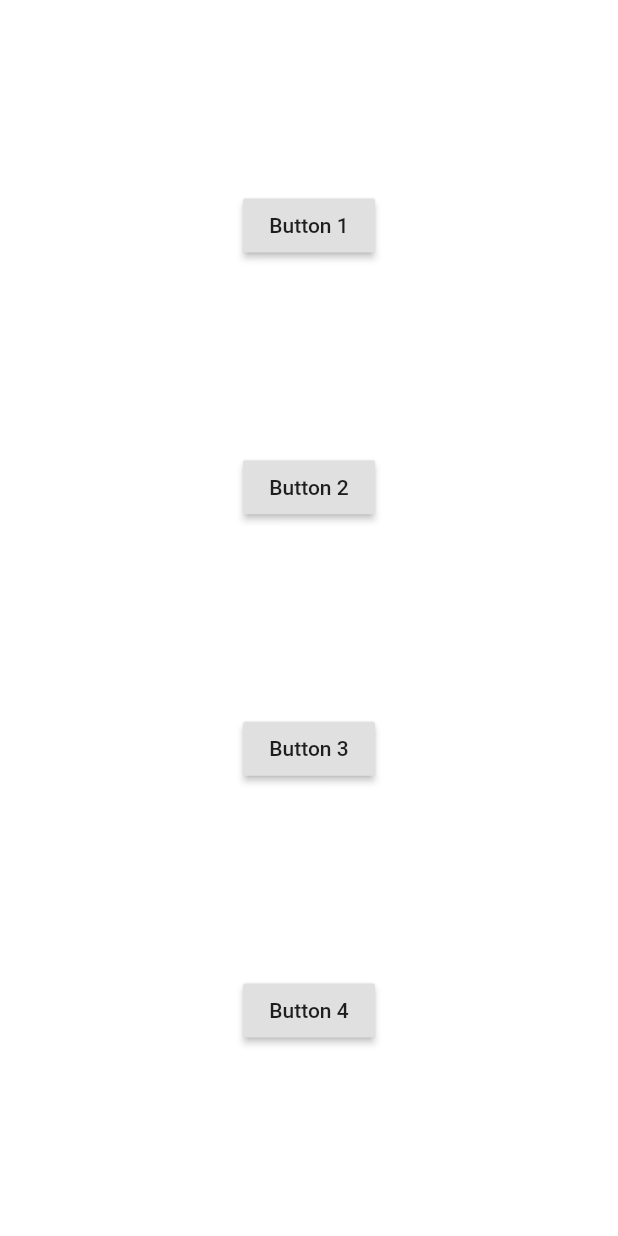
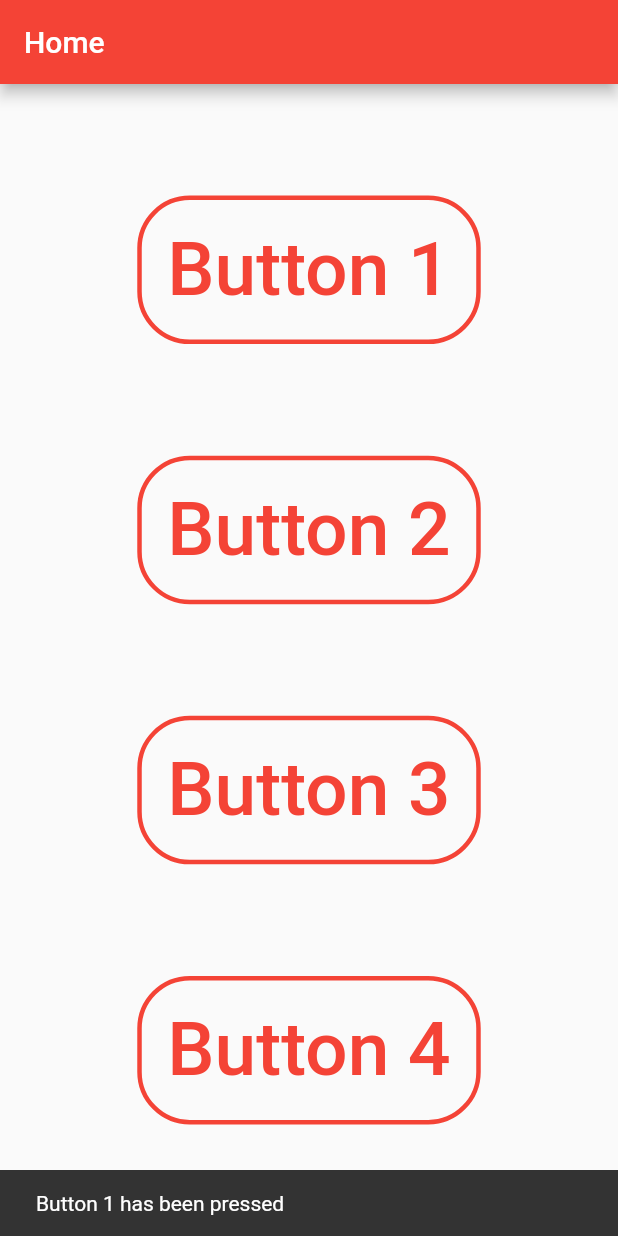
Before and after one commit to NL-Project/panthion, a Flutter app: the screen it shows after launch, after a tap on "Button 1", on a phone screen of 412 x 824 dp. Run offline on Flutter 3.47's test engine with Material 2 defaults, Android fonts, the phone set to English and light mode, and no system bars.

Commit message:
refactored class name, changed RaisedButton to FlatButton, added Scaffold and style

```diff
--- a/lib/main.dart
+++ b/lib/main.dart
@@ -1,32 +1,25 @@
 import 'package:flutter/material.dart';
 
-//INITIALIZING THE APP
+const String home = "Home";
 
-void main() => runApp(APP());
+void main() => runApp(Panthion());
 
-class APP extends StatelessWidget {
+class Panthion extends StatelessWidget {
   @override
   Widget build(BuildContext context) {
     return MaterialApp(
-      title: 'Flutter Demo',
+      title: 'Panthion',
       theme: ThemeData(
-        // This is the theme of your application.
-        //
-        // Try running your application with "flutter run". You'll see the
-        // application has a blue toolbar. Then, without quitting the app, try
-        // changing the primarySwatch below to Colors.green and then invoke
-        // "hot reload" (press "r" in the console where you ran "flutter run",
-        // or simply save your changes to "hot reload" in a Flutter IDE).
-        // Notice that the counter didn't reset back to zero; the application
-        // is not restarted.
-        primarySwatch: Colors.orange,
+        primarySwatch: Colors.red,
       ),
-      home: Home(),
+      home: Scaffold(
+          appBar: AppBar(
+            title: Text(home),
+          ),
+          body: Home()),
     );
   }
 }
-
-//CREATING BUTTONS FOR HOME SCREEN
 
 class Home extends StatelessWidget {
   @override
@@ -35,21 +28,73 @@ class Home extends StatelessWidget {
       child: Column(
         mainAxisAlignment: MainAxisAlignment.spaceEvenly,
         children: <Widget>[
-          RaisedButton(
-            child: Text("Button 1"),
-            onPressed: () {},
+          FlatButton(
+            color: Colors.transparent,
+            textColor: Colors.red,
+            padding: const EdgeInsets.all(20),
+            shape: RoundedRectangleBorder(
+              borderRadius: BorderRadius.circular(35),
+              side: BorderSide(color: Colors.red, width: 3),
+            ),
+            child: Text(
+              "Button 1",
+              style: TextStyle(fontSize: 50),
+            ),
+            onPressed: () {
+              Scaffold.of(context).showSnackBar(
+                  SnackBar(content: Text("Button 1 has been pressed")));
+            },
           ),
-          RaisedButton(
-            child: Text("Button 2"),
-            onPressed: () {},
+          FlatButton(
+            color: Colors.transparent,
+            textColor: Colors.red,
+            padding: const EdgeInsets.all(20),
+            shape: RoundedRectangleBorder(
+              borderRadius: BorderRadius.circular(35),
+              side: BorderSide(color: Colors.red, width: 3),
+            ),
+            child: Text(
+              "Button 2",
+              style: TextStyle(fontSize: 50),
+            ),
+            onPressed: () {
+              Scaffold.of(context).showSnackBar(
+                  SnackBar(content: Text("Button 2 has been pressed")));
+            },
           ),
-          RaisedButton(
-            child: Text("Button 3"),
-            onPressed: () {},
+          FlatButton(
+            color: Colors.transparent,
+            textColor: Colors.red,
+            padding: const EdgeInsets.all(20),
+            shape: RoundedRectangleBorder(
+              borderRadius: BorderRadius.circular(35),
+              side: BorderSide(color: Colors.red, width: 3),
+            ),
+            child: Text(
+              "Button 3",
+              style: TextStyle(fontSize: 50),
+            ),
+            onPressed: () {
+              Scaffold.of(context).showSnackBar(
+                  SnackBar(content: Text("Button 3 has been pressed")));
+            },
           ),
-          RaisedButton(
-            child: Text("Button 4"),
-            onPressed: () {},
+          FlatButton(
+            color: Colors.transparent,
+            textColor: Colors.red,
+            padding: const EdgeInsets.all(20),
+            shape: RoundedRectangleBorder(
+              borderRadius: BorderRadius.circular(35),
+              side: BorderSide(color: Colors.red, width: 3),
+            ),
+            child: Text(
+              "Button 4",
+              style: TextStyle(fontSize: 50),
+            ),
+            onPressed: () {
+              Scaffold.of(context).showSnackBar(
+                  SnackBar(content: Text("Button 4 has been pressed")));
+            },
           ),
         ],
       ),
```
Also changed, not shown: 1 other file.
